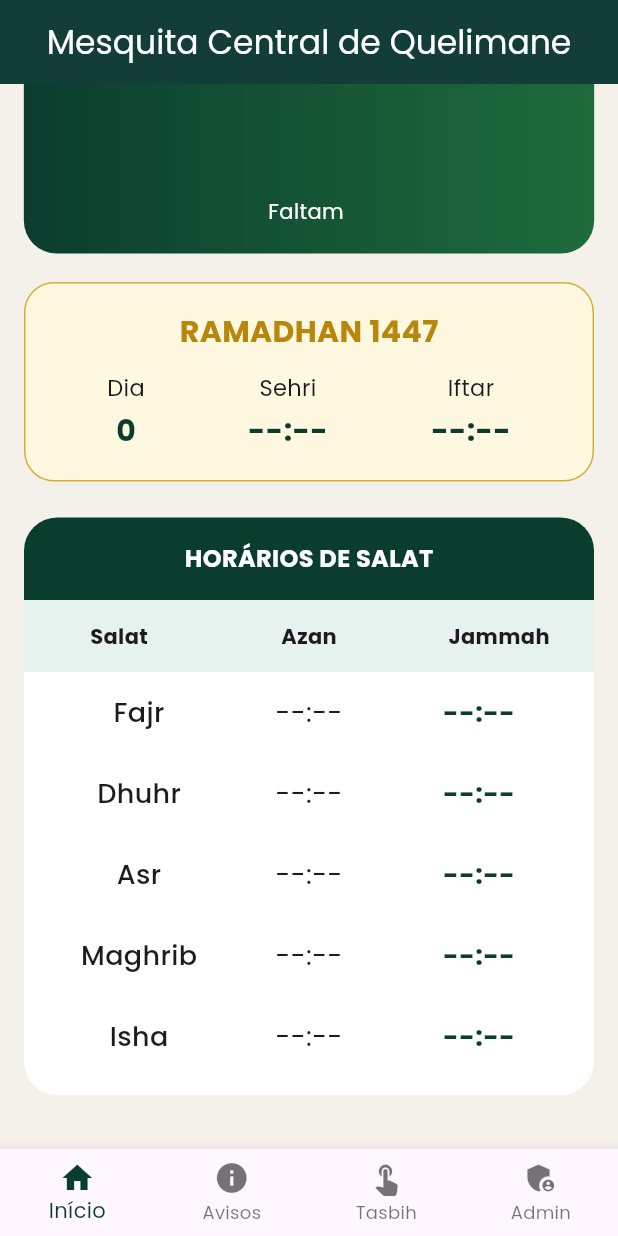
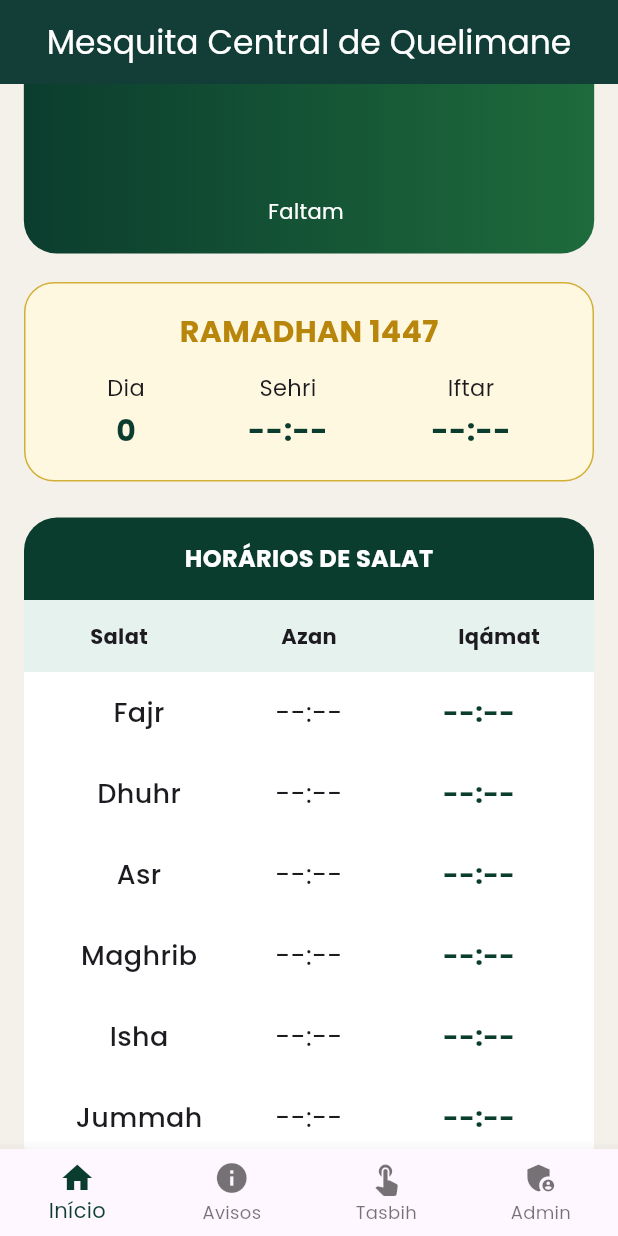
Before and after one commit to mshueib/app-mesquita, a Flutter app: the screen it shows after launch, scrolled down 158 dp, on a phone screen of 412 x 824 dp. Run offline on Flutter 3.47's test engine with Material 3 defaults, Android fonts, the phone set to English and light mode, and no system bars; drawn by our look-alikes of overlay_support; our stand-ins replace firebase_core, firebase_database, flutter_local_notifications, google_fonts; missing offline and left inert: flutter_vibrate; accounts and stored records are empty.

Commit message:
adicinar jummah

```diff
--- a/lib/main.dart
+++ b/lib/main.dart
@@ -579,7 +579,7 @@ class _HomePageState extends State<HomePage> with TickerProviderStateMixin {
     if (orador.trim().isNotEmpty) {
       cards.add(
         _buildAvisoBox(
-          titulo: "ORADOR DE JUMU'AH",
+          titulo: "ORADOR DE JUMMAH",
           texto: orador,
           corFundo: const Color(0xFFE3F2FD), // dourado leve premium
           corTexto: const Color(0xFF0D47A1), // dourado escuro elegante
@@ -782,7 +782,7 @@ class _HomePageState extends State<HomePage> with TickerProviderStateMixin {
                                     TextStyle(fontWeight: FontWeight.bold)))),
                     Expanded(
                         child: Center(
-                            child: Text("Jammah",
+                            child: Text("Iqámat",
                                 style:
                                     TextStyle(fontWeight: FontWeight.bold)))),
                   ],
@@ -799,6 +799,8 @@ class _HomePageState extends State<HomePage> with TickerProviderStateMixin {
                   dados['maghrib_namaz'] ?? "--:--"),
               _linha("Isha", dados['isha_azan'] ?? "--:--",
                   dados['isha_namaz'] ?? "--:--"),
+              _linha("Jummah", dados['jummah_azan'] ?? "--:--",
+                  dados['jummah_namaz'] ?? "--:--"),
 
               const SizedBox(height: 12),
             ],
@@ -834,33 +836,74 @@ class _HomePageState extends State<HomePage> with TickerProviderStateMixin {
         // ==============================
         if (dados['suhoor'] != null && dados['suhoor'].toString().isNotEmpty)
           Padding(
-            padding: const EdgeInsets.only(top: 18),
+            padding: const EdgeInsets.only(top: 22),
             child: Container(
-              padding: const EdgeInsets.symmetric(vertical: 18, horizontal: 16),
+              padding: const EdgeInsets.symmetric(vertical: 20, horizontal: 18),
               decoration: BoxDecoration(
-                color: Colors.white,
-                borderRadius: BorderRadius.circular(20),
+                gradient: const LinearGradient(
+                  colors: [
+                    Color(0xFFFFFFFF),
+                    Color(0xFFF9F6EC),
+                  ],
+                ),
+                borderRadius: BorderRadius.circular(22),
+                border: Border.all(
+                  color: const Color(0xFFD4AF37), // 🔥 dourado premium
+                  width: 1.2,
+                ),
                 boxShadow: const [
                   BoxShadow(
                     color: Colors.black12,
-                    blurRadius: 6,
-                    offset: Offset(0, 4),
+                    blurRadius: 8,
+                    offset: Offset(0, 5),
                   )
                 ],
               ),
-              child: Row(
-                mainAxisAlignment: MainAxisAlignment.spaceAround,
+              child: Column(
                 children: [
-                  _extraCol(Icons.nightlight_round, "Suhoor", dados['suhoor']),
-                  _extraCol(Icons.wb_sunny_outlined, "Nascer do Sol",
-                      dados['nascer_sol']),
-                  _extraCol(Icons.light_mode, "Ishraq", dados['ishraq']),
-                  _extraCol(Icons.schedule, "Zawwal", dados['zawwal']),
+                  // 🔥 Separador dourado superior
+                  Container(
+                    width: 60,
+                    height: 3,
+                    decoration: BoxDecoration(
+                      color: const Color(0xFFD4AF37),
+                      borderRadius: BorderRadius.circular(10),
+                    ),
+                  ),
+
+                  const SizedBox(height: 18),
+
+                  Row(
+                    mainAxisAlignment: MainAxisAlignment.spaceAround,
+                    children: [
+                      _extraColPremium(
+                        Icons.nights_stay,
+                        "Suhoor",
+                        dados['suhoor'],
+                      ),
+
+                      _extraColPremium(
+                        Icons.wb_sunny,
+                        "Nascer do Sol",
+                        dados['nascer_sol'],
+                      ),
+
+                      _extraColPremium(
+                        Icons.brightness_high,
+                        "Ishraq",
+                        dados['ishraq'],
+                      ),
+
+                      // 🔥 Zawwal DESTACADO
+                      _extraZawwal(
+                        dados['zawwal'],
+                      ),
+                    ],
+                  ),
                 ],
               ),
             ),
           ),
-
         const SizedBox(height: 20),
       ],
     );
@@ -888,6 +931,73 @@ class _HomePageState extends State<HomePage> with TickerProviderStateMixin {
           ),
         ),
       ],
+    );
+  }
+
+  Widget _extraColPremium(IconData icon, String label, String? value) {
+    return Column(
+      children: [
+        Icon(
+          icon,
+          color: const Color(0xFF0B3D2E),
+          size: 26,
+        ),
+        const SizedBox(height: 6),
+        Text(
+          label,
+          style: const TextStyle(
+            fontSize: 13,
+            fontWeight: FontWeight.w500,
+            color: Color(0xFF444444),
+          ),
+        ),
+        const SizedBox(height: 4),
+        Text(
+          value ?? "--:--",
+          style: const TextStyle(
+            fontSize: 18,
+            fontWeight: FontWeight.bold,
+            color: Color(0xFF0B3D2E),
+          ),
+        ),
+      ],
+    );
+  }
+
+  Widget _extraZawwal(String? value) {
+    return Container(
+      padding: const EdgeInsets.symmetric(vertical: 8, horizontal: 12),
+      decoration: BoxDecoration(
+        color: const Color(0xFFD4AF37).withOpacity(0.15),
+        borderRadius: BorderRadius.circular(14),
+      ),
+      child: Column(
+        children: [
+          const Icon(
+            Icons.schedule,
+            color: Color(0xFFD4AF37),
+            size: 26,
+          ),
+          const SizedBox(height: 6),
+          const Text(
+            "Zawwal",
+            style: TextStyle(
+              fontSize: 13,
+              fontWeight: FontWeight.w600,
+              color: Color(0xFF8B6F00),
+            ),
+          ),
+          const SizedBox(height: 4),
+          Text(
+            value ?? "--:--",
+            style: const TextStyle(
+              fontSize: 17,
+              fontWeight: FontWeight.bold,
+              color: Color(0xFF8B6F00),
+            ),
+          ),
+        ],
+      ),
     );
   }
 
--- a/lib/screens/admin_panel_page.dart
+++ b/lib/screens/admin_panel_page.dart
@@ -368,6 +368,8 @@ class _AdminPanelPageState extends State<AdminPanelPage> {
             _campo('maghrib_namaz', "Maghrib Jammah"),
             _campo('isha_azan', "Isha Azan"),
             _campo('isha_namaz', "Isha Jammah"),
+            _campo('jummah_azan', "Jummah Azan"),
+            _campo('jummah_namaz', "Jummah Khutbah / Salah"),
           ]),
           _secao("🌅 Horários Complementares", [
             _campo('suhoor', "Suhoor"),
```
